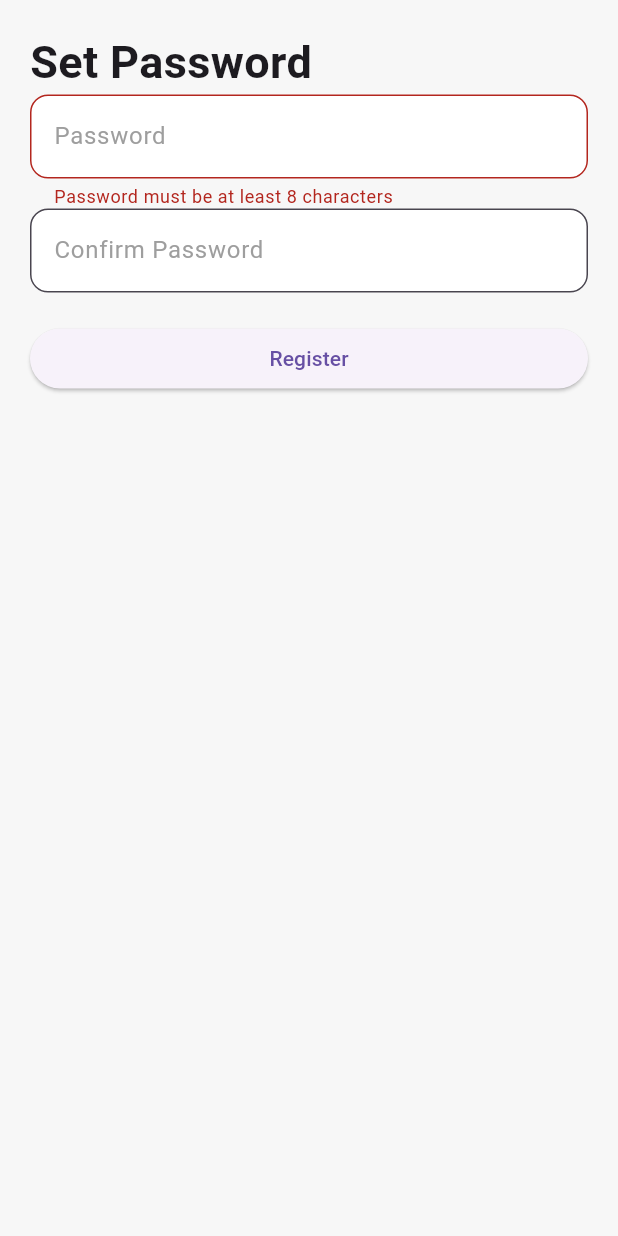
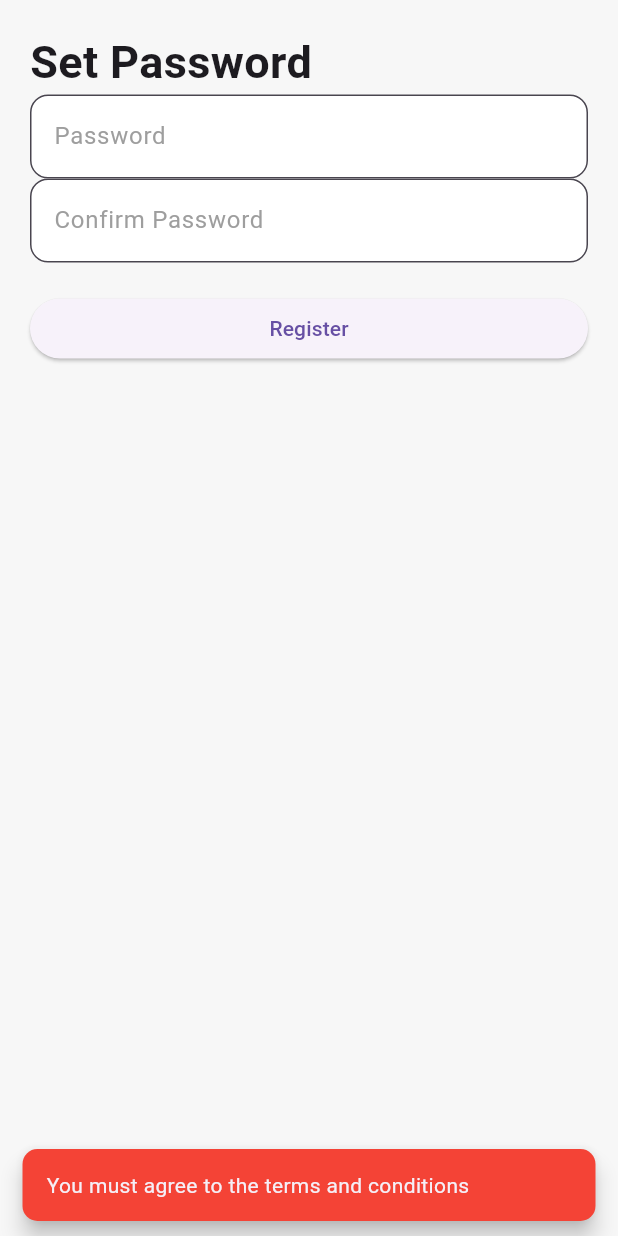
Before and after one commit to salma-elmaghawry/Cloozy-App, a Flutter app: the RegisterPage3 screen opened directly with empty values, after a tap on "Register", on a phone screen of 412 x 824 dp. Run offline on Flutter 3.47's test engine with Material 3 defaults, Android fonts, the phone set to English and light mode, and no system bars; our stand-ins replace bloc, dio, flutter_bloc, flutter_secure_storage, flutter_svg, get; accounts and stored records are empty.

Commit message:
register3pages logic

```diff
--- a/lib/Feature/Auth/presentation/views/register/registerpage3.dart
+++ b/lib/Feature/Auth/presentation/views/register/registerpage3.dart
@@ -1,6 +1,10 @@
+import 'package:cloozy/Feature/Auth/data/cubits/register/register_cubit.dart';
+import 'package:cloozy/Feature/Auth/data/models/register_model.dart';
+import 'package:cloozy/Feature/Auth/presentation/views/verify_email.dart';
 import 'package:flutter/material.dart';
 import 'package:cloozy/Core/common/custom_TextFormField.dart';
 import 'package:cloozy/Core/common/custom_snakbar.dart';
+import 'package:flutter_bloc/flutter_bloc.dart';
 
 class RegisterPage3 extends StatefulWidget {
   final int roleId;
@@ -22,7 +26,9 @@ class RegisterPage3 extends StatefulWidget {
 class _RegisterPage3State extends State<RegisterPage3> {
   final _formKey = GlobalKey<FormState>();
   final TextEditingController _passwordController = TextEditingController();
-  final TextEditingController _confirmPasswordController = TextEditingController();
+  final TextEditingController _confirmPasswordController =
+      TextEditingController();
+  bool _agreeToTerms = false;
 
   @override
   void dispose() {
@@ -32,11 +38,21 @@ class _RegisterPage3State extends State<RegisterPage3> {
   }
 
   void _validateAndRegister() {
-    if (_formKey.currentState!.validate()) {
-      // Proceed with registration
-      // You can call your API or state management here to complete the registration
-      showCustomSnackBar(context, "Registration Successful", false);
+    if (!_agreeToTerms) {
+      showCustomSnackBar(
+          context, "You must agree to the terms and conditions", true);
+      return;
     }
+    final request = RegisterRequest(
+      name: widget.name,
+      email: widget.email,
+      phone: widget.phone,
+      password: _passwordController.text,
+      gender: widget.gender,
+      passwordConfirmation: _confirmPasswordController.text,
+      roleId: widget.roleId,
+    );
+    context.read<RegisterCubit>().registerUser(request);
   }
 
   @override
@@ -46,20 +62,45 @@ class _RegisterPage3State extends State<RegisterPage3> {
         padding: const EdgeInsets.all(20.0),
         child: Form(
           key: _formKey,
+          child: BlocListener<RegisterCubit, RegisterState>(
+            listener: (context, state) {
+              if (state is RegisterError) {
+                showCustomSnackBar(context, state.message, true);
+              }
+              if (state is RegisterSuccess) {
+                if (state.message == 'User registered successfully.') {
+                  showCustomSnackBar(context, state.message, false);
+                  Future.delayed(const Duration(seconds: 1), () {
+                    Navigator.pushReplacement(
+                      context,
+                      MaterialPageRoute(builder: (_) => VerifyEmail()),
+                    );
+                  });
+                } else {
+                  showCustomSnackBar(context, state.message, true);
+                }
+              }
+            },
             child: ListView(
               children: [
-              const Text("Set Password", style: TextStyle(fontSize: 30, fontWeight: FontWeight.bold)),
+                const Text("Set Password",
+                    style:
+                        TextStyle(fontSize: 30, fontWeight: FontWeight.bold)),
                 CustomTextformfield(
                   controller: _passwordController,
                   label: "Password",
                   obscureText: true,
-                validator: (value) => value!.length < 8 ? "Password must be at least 8 characters" : null,
+                  validator: (value) => value!.length < 8
+                      ? "Password must be at least 8 characters"
+                      : null,
                 ),
                 CustomTextformfield(
                   controller: _confirmPasswordController,
                   label: "Confirm Password",
                   obscureText: true,
-                validator: (value) => value != _passwordController.text ? "Passwords do not match" : null,
+                  validator: (value) => value != _passwordController.text
+                      ? "Passwords do not match"
+                      : null,
                 ),
                 const SizedBox(height: 20),
                 ElevatedButton(
@@ -70,6 +111,7 @@ class _RegisterPage3State extends State<RegisterPage3> {
             ),
           ),
         ),
+      ),
     );
   }
 }
```
Lines whose indentation alone changed are shown as unchanged.
